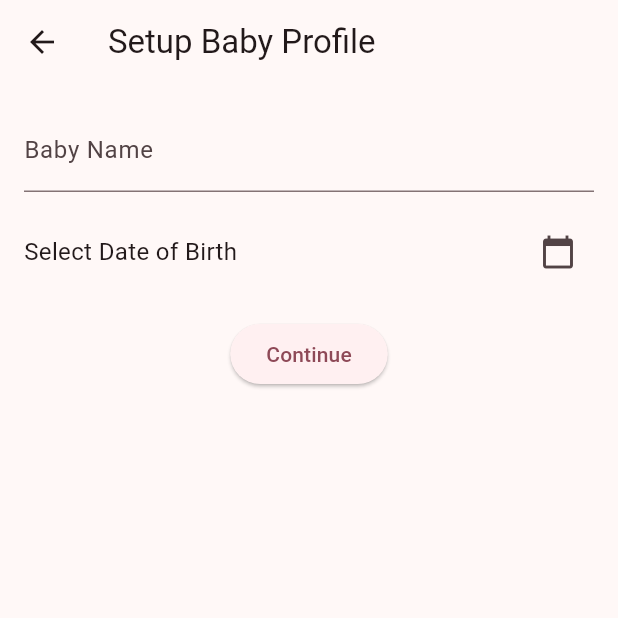
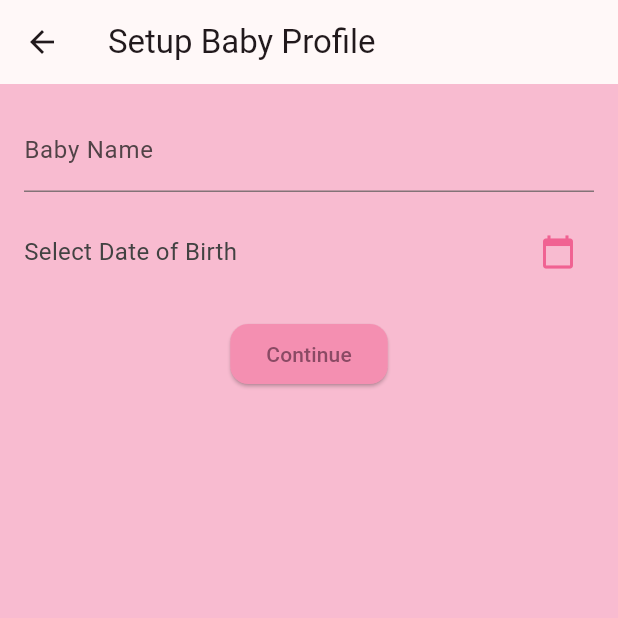
Before and after one commit to Sumiiit84/baby_tracker, a Flutter app: the screen it shows after launch, after a tap on "Get Started", on a phone screen of 412 x 824 dp, the top half of it. Run offline on Flutter 3.47's test engine with Material 3 defaults, Android fonts, the phone set to English and light mode, and no system bars; our stand-ins replace shared_preferences, video_player.

```diff
--- a/baby_tracker/lib/app.dart
+++ b/baby_tracker/lib/app.dart
@@ -12,11 +12,32 @@ class BabyMoodTracker extends StatelessWidget {
     return MaterialApp(
       title: 'Baby & Mood Tracker',
       debugShowCheckedModeBanner: false,
-      theme: ThemeData(useMaterial3: true, colorSchemeSeed: Colors.pink),
+      theme: ThemeData(
+        useMaterial3: true,
+        colorSchemeSeed: Colors.pink[100],
+        scaffoldBackgroundColor: Colors.white,
+        textTheme: TextTheme(
+          headlineMedium: TextStyle(
+            fontSize: 24,
+
+            fontWeight: FontWeight.bold,
+            color: Colors.pink[800],
+          ),
+          bodyMedium: TextStyle(fontSize: 18, color: Colors.grey[800]),
+        ),
+        elevatedButtonTheme: ElevatedButtonThemeData(
+          style: ElevatedButton.styleFrom(
+            backgroundColor: Colors.pink[200],
+            shape: RoundedRectangleBorder(
+              borderRadius: BorderRadius.circular(12),
+            ),
+          ),
+        ),
+      ),
       initialRoute: '/splash',
       routes: {
         '/splash': (context) => const SplashScreen(),
-        '/': (context) => const WelcomeScreen(),
+        '/welcome': (context) => const WelcomeScreen(),
         '/setup': (context) => const BabySetupScreen(),
         '/home': (context) => const HomeScreen(),
       },
--- a/baby_tracker/lib/main.dart
+++ b/baby_tracker/lib/main.dart
@@ -1,5 +1,3 @@
-//Every Sunday write a readme.md
-
 import 'package:flutter/material.dart';
 import 'app.dart';
 
--- a/baby_tracker/lib/screens/baby_setup_screen.dart
+++ b/baby_tracker/lib/screens/baby_setup_screen.dart
@@ -24,6 +24,7 @@ class _BabySetupScreenState extends State<BabySetupScreen> {
   @override
   Widget build(BuildContext context) {
     return Scaffold(
+      backgroundColor: Colors.pink[100],
       appBar: AppBar(title: const Text("Setup Baby Profile")),
       body: Padding(
         padding: const EdgeInsets.all(16.0),
@@ -45,7 +46,7 @@ class _BabySetupScreenState extends State<BabySetupScreen> {
                   ),
                 ),
                 IconButton(
-                  icon: const Icon(Icons.calendar_today),
+                  icon: Icon(Icons.calendar_today, color: Colors.pink[300]),
                   onPressed: () async {
                     DateTime? picked = await showDatePicker(
                       context: context,
--- a/baby_tracker/lib/screens/home_screen.dart
+++ b/baby_tracker/lib/screens/home_screen.dart
@@ -27,6 +27,7 @@ class _HomeScreenState extends State<HomeScreen> {
   @override
   Widget build(BuildContext context) {
     return Scaffold(
+      backgroundColor: Colors.pink[50],
       appBar: AppBar(title: const Text("Baby & Mood Tracker")),
       body: Center(
         child: Text(
--- a/baby_tracker/lib/screens/splash_screen.dart
+++ b/baby_tracker/lib/screens/splash_screen.dart
@@ -22,8 +22,8 @@ class _SplashScreenState extends State<SplashScreen> {
         _controller.play();
       });
 
-    _timer = Timer(const Duration(seconds: 5), () {
-      Navigator.pushReplacementNamed(context, '/');
+    _timer = Timer(const Duration(seconds: 6), () {
+      Navigator.pushReplacementNamed(context, '/welcome');
     });
   }
 
@@ -42,17 +42,14 @@ class _SplashScreenState extends State<SplashScreen> {
           // Animated gradient background
           TweenAnimationBuilder(
             tween: Tween<double>(begin: 0, end: 1),
-            duration: const Duration(seconds: 5),
+            duration: const Duration(seconds: 6),
             builder: (context, value, child) {
               return Container(
                 decoration: BoxDecoration(
                   gradient: LinearGradient(
                     begin: Alignment.topLeft,
                     end: Alignment.bottomRight,
-                    colors: [
-                      Colors.pink.withOpacity(0.3 + 0.7 * value),
-                      Colors.purple.withOpacity(0.3 + 0.7 * (1 - value)),
-                    ],
+                    colors: [Colors.pink, Colors.purple],
                   ),
                 ),
               );
--- a/baby_tracker/lib/screens/welcome_screen.dart
+++ b/baby_tracker/lib/screens/welcome_screen.dart
@@ -6,20 +6,29 @@ class WelcomeScreen extends StatelessWidget {
   @override
   Widget build(BuildContext context) {
     return Scaffold(
-      body: Center(
+      backgroundColor: Colors.pink[50],
+      body: SingleChildScrollView(
+        scrollDirection: Axis.vertical,
         child: Column(
-          mainAxisAlignment: MainAxisAlignment.center,
+          mainAxisSize: MainAxisSize.min,
           children: [
-            const Text(
-              "👶 Welcome to Baby & Mood Tracker",
-              style: TextStyle(fontSize: 22, fontWeight: FontWeight.bold),
+            SizedBox(height: 26),
+            Image.asset('assets/images/baby.png'),
+            SizedBox(height: 26),
+            Text(
+              'BABY AND MOOD TRACKER',
+              style: TextStyle(
+                fontWeight: FontWeight.w500,
+                fontSize: 26,
+                color: Colors.pink[900],
+              ),
             ),
-            const SizedBox(height: 20),
+            SizedBox(height: 26),
             ElevatedButton(
               onPressed: () {
                 Navigator.pushNamed(context, '/setup');
               },
-              child: const Text("Get Started"),
+              child: Text('Get Start'),
             ),
           ],
         ),
--- a/baby_tracker/pubspec.yaml
+++ b/baby_tracker/pubspec.yaml
@@ -45,6 +45,7 @@ flutter:
   # To add assets to your application, add an assets section, like this:
   assets:
     - assets/videos/babyvideo.mp4
+    - assets/images/baby.png
 
   # An image asset can refer to one or more resolution-specific "variants", see
   # https://flutter.dev/to/resolution-aware-images
```
Also changed, not shown: baby_tracker/assets/images/baby.png (added).
